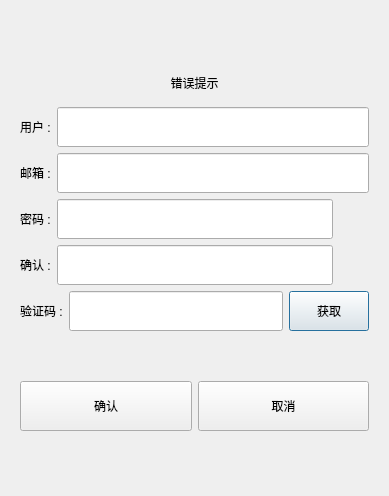
This is client/dialogs/registerdialog.ui in yrc920/xiguchat as Qt 5 draws it before an edit. The edited form follows.
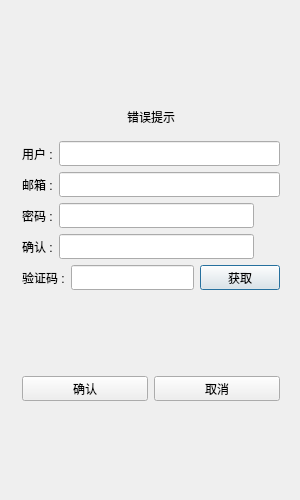
This is the edited form. Custom widgets are drawn as their Qt base class.

Diff of the .ui file:
```diff
--- a/client/dialogs/registerdialog.ui
+++ b/client/dialogs/registerdialog.ui
@@ -6,10 +6,22 @@
    <rect>
     <x>0</x>
     <y>0</y>
-    <width>389</width>
-    <height>496</height>
+    <width>300</width>
+    <height>500</height>
    </rect>
   </property>
+  <property name="minimumSize">
+   <size>
+    <width>300</width>
+    <height>500</height>
+   </size>
+  </property>
+  <property name="maximumSize">
+   <size>
+    <width>300</width>
+    <height>500</height>
+   </size>
+  </property>
   <property name="windowTitle">
    <string>Dialog</string>
   </property>
@@ -23,6 +35,9 @@
        </property>
        <widget class="QWidget" name="page">
         <layout class="QVBoxLayout" name="verticalLayout_3">
+         <property name="leftMargin">
+          <number>11</number>
+         </property>
          <item>
           <spacer name="verticalSpacer">
            <property name="orientation">
@@ -41,6 +56,12 @@
            <layout class="QVBoxLayout" name="verticalLayout_4">
             <item>
              <widget class="QLabel" name="err_tip">
+              <property name="maximumSize">
+               <size>
+                <width>16777215</width>
+                <height>16777215</height>
+               </size>
+              </property>
               <property name="text">
                <string>错误提示</string>
               </property>
@@ -59,13 +80,13 @@
              <property name="minimumSize">
               <size>
                <width>0</width>
-               <height>40</height>
+               <height>25</height>
               </size>
              </property>
              <property name="maximumSize">
               <size>
                <width>16777215</width>
-               <height>40</height>
+               <height>25</height>
               </size>
              </property>
              <property name="text">
@@ -78,13 +99,13 @@
              <property name="minimumSize">
               <size>
                <width>0</width>
-               <height>40</height>
+               <height>25</height>
               </size>
              </property>
              <property name="maximumSize">
               <size>
                <width>16777215</width>
-               <height>40</height>
+               <height>25</height>
               </size>
              </property>
             </widget>
@@ -98,13 +119,13 @@
              <property name="minimumSize">
               <size>
                <width>0</width>
-               <height>40</height>
+               <height>25</height>
               </size>
              </property>
              <property name="maximumSize">
               <size>
                <width>16777215</width>
-               <height>40</height>
+               <height>25</height>
               </size>
              </property>
              <property name="text">
@@ -117,13 +138,13 @@
              <property name="minimumSize">
               <size>
                <width>0</width>
-               <height>40</height>
+               <height>25</height>
               </size>
              </property>
              <property name="maximumSize">
               <size>
                <width>16777215</width>
-               <height>40</height>
+               <height>25</height>
               </size>
              </property>
             </widget>
@@ -137,13 +158,13 @@
              <property name="minimumSize">
               <size>
                <width>0</width>
-               <height>40</height>
+               <height>25</height>
               </size>
              </property>
              <property name="maximumSize">
               <size>
                <width>16777215</width>
-               <height>40</height>
+               <height>25</height>
               </size>
              </property>
              <property name="text">
@@ -156,13 +177,13 @@
              <property name="minimumSize">
               <size>
                <width>0</width>
-               <height>40</height>
+               <height>25</height>
               </size>
              </property>
              <property name="maximumSize">
               <size>
                <width>16777215</width>
-               <height>40</height>
+               <height>25</height>
               </size>
              </property>
             </widget>
@@ -171,14 +192,14 @@
             <widget class="ClickedLabel" name="pass_visible">
              <property name="minimumSize">
               <size>
-               <width>30</width>
-               <height>30</height>
+               <width>20</width>
+               <height>20</height>
               </size>
              </property>
              <property name="maximumSize">
               <size>
-               <width>30</width>
-               <height>30</height>
+               <width>20</width>
+               <height>20</height>
               </size>
              </property>
              <property name="text">
@@ -195,13 +216,13 @@
              <property name="minimumSize">
               <size>
                <width>0</width>
-               <height>40</height>
+               <height>25</height>
               </size>
              </property>
              <property name="maximumSize">
               <size>
                <width>16777215</width>
-               <height>40</height>
+               <height>25</height>
               </size>
              </property>
              <property name="text">
@@ -214,13 +235,13 @@
              <property name="minimumSize">
               <size>
                <width>0</width>
-               <height>40</height>
+               <height>25</height>
               </size>
              </property>
              <property name="maximumSize">
               <size>
                <width>16777215</width>
-               <height>40</height>
+               <height>25</height>
               </size>
              </property>
             </widget>
@@ -229,14 +250,14 @@
             <widget class="ClickedLabel" name="confirm_visible">
              <property name="minimumSize">
               <size>
-               <width>30</width>
-               <height>30</height>
+               <width>20</width>
+               <height>20</height>
               </size>
              </property>
              <property name="maximumSize">
               <size>
-               <width>30</width>
-               <height>30</height>
+               <width>20</width>
+               <height>20</height>
               </size>
              </property>
              <property name="text">
@@ -253,13 +274,13 @@
              <property name="minimumSize">
               <size>
                <width>0</width>
-               <height>40</height>
+               <height>25</height>
               </size>
              </property>
              <property name="maximumSize">
               <size>
                <width>16777215</width>
-               <height>40</height>
+               <height>25</height>
               </size>
              </property>
              <property name="text">
@@ -272,13 +293,13 @@
              <property name="minimumSize">
               <size>
                <width>0</width>
-               <height>40</height>
+               <height>25</height>
               </size>
              </property>
              <property name="maximumSize">
               <size>
                <width>16777215</width>
-               <height>40</height>
+               <height>25</height>
               </size>
              </property>
             </widget>
@@ -288,18 +309,24 @@
              <property name="minimumSize">
               <size>
                <width>0</width>
-               <height>40</height>
+               <height>25</height>
               </size>
              </property>
              <property name="maximumSize">
               <size>
                <width>16777215</width>
-               <height>40</height>
+               <height>25</height>
               </size>
              </property>
              <property name="text">
               <string>获取</string>
              </property>
+             <property name="iconSize">
+              <size>
+               <width>16</width>
+               <height>16</height>
+              </size>
+             </property>
             </widget>
            </item>
           </layout>
@@ -324,18 +351,24 @@
              <property name="minimumSize">
               <size>
                <width>0</width>
-               <height>50</height>
+               <height>25</height>
               </size>
              </property>
              <property name="maximumSize">
               <size>
                <width>16777215</width>
-               <height>50</height>
+               <height>25</height>
               </size>
              </property>
              <property name="text">
               <string>确认</string>
              </property>
+             <property name="iconSize">
+              <size>
+               <width>16</width>
+               <height>16</height>
+              </size>
+             </property>
             </widget>
            </item>
            <item>
@@ -343,18 +376,24 @@
              <property name="minimumSize">
               <size>
                <width>0</width>
-               <height>50</height>
+               <height>25</height>
               </size>
              </property>
              <property name="maximumSize">
               <size>
                <width>16777215</width>
-               <height>50</height>
+               <height>25</height>
               </size>
              </property>
              <property name="text">
               <string>取消</string>
              </property>
+             <property name="iconSize">
+              <size>
+               <width>16</width>
+               <height>16</height>
+              </size>
+             </property>
             </widget>
            </item>
           </layout>
@@ -495,16 +534,16 @@
   </layout>
  </widget>
  <customwidgets>
-  <customwidget>
-   <class>TimerBtn</class>
-   <extends>QPushButton</extends>
-   <header>timerbtn.h</header>
-  </customwidget>
   <customwidget>
    <class>ClickedLabel</class>
    <extends>QLabel</extends>
    <header>clickedlabel.h</header>
   </customwidget>
+  <customwidget>
+   <class>TimerBtn</class>
+   <extends>QPushButton</extends>
+   <header>timerbtn.h</header>
+  </customwidget>
  </customwidgets>
  <resources/>
  <connections/>
```
Left out of the diff: 4 changed lines with no effect on the pictures.
